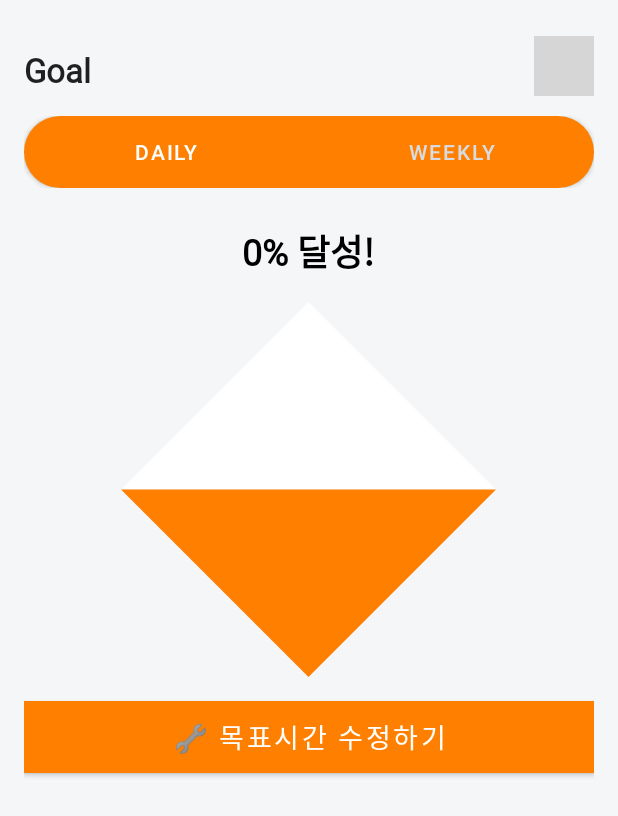
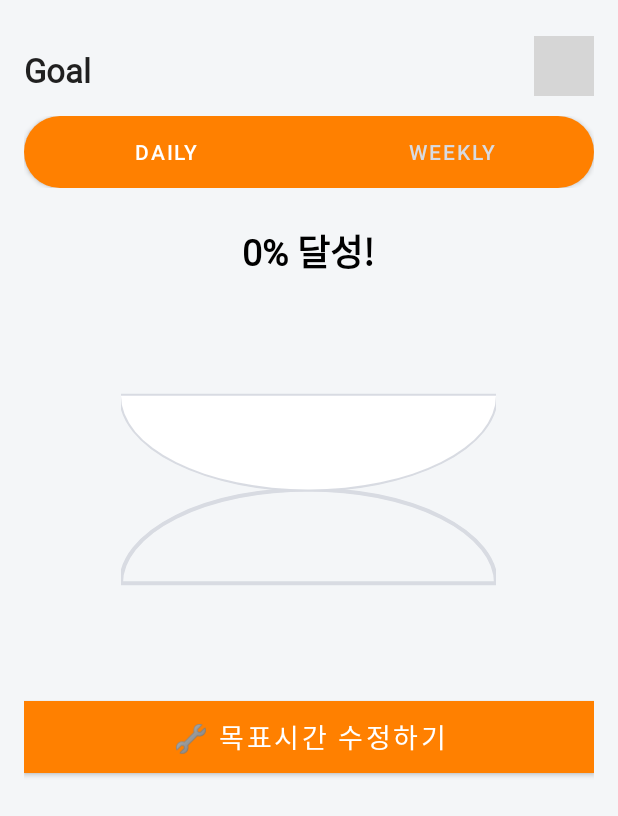
Before and after one commit to ke-kim/SWU-GURU2-17, an Android app: the GoalActivity screen opened directly, with no data from a screen before it, on a phone screen of 412 x 824 dp. Shown: the top 816 px of the screen. Run offline under Robolectric (Android 15) with nearby library versions, the phone set to English and light mode, and no system bars; grey boxes are pictures that could not be loaded.

Commit message:
Update: 목표 화면의 모래시계 모양 수정

```diff
--- a/app/src/main/java/com/example/calendartest3/HourglassView.kt
+++ b/app/src/main/java/com/example/calendartest3/HourglassView.kt
@@ -1,55 +1,7 @@
-//package com.example.swu_guru2_17
-//
-//import android.content.Context
-//import android.graphics.Canvas
-//import android.graphics.Paint
-//import android.util.AttributeSet
-//import android.view.View
-//import androidx.core.content.ContextCompat
-//
-//class HourglassView @JvmOverloads constructor(
-//    context: Context, attrs: AttributeSet? = null
-//) : View(context, attrs) {
-//
-//    private val paintFilled = Paint().apply {
-//        color = ContextCompat.getColor(context, R.color.orange_1) // 목표 달성률 색상
-//        style = Paint.Style.FILL
-//        isAntiAlias = true
-//    }
-//
-//    private val paintEmpty = Paint().apply {
-//        color = ContextCompat.getColor(context, android.R.color.white)
-//        style = Paint.Style.FILL
-//        isAntiAlias = true
-//    }
-//
-//    private var progress: Float = 0.0f // 0 ~ 1 (달성률)
-//
-//    override fun onDraw(canvas: Canvas) {
-//        super.onDraw(canvas)
-//
-//        val width = width.toFloat()
-//        val height = height.toFloat()
-//
-//        // 상단 빈 부분 (달성되지 않은 영역)
-//        canvas.drawArc(0f, 0f, width, height / 2, 0f, 180f, true, paintEmpty)
-//
-//        // 하단 채워진 부분 (달성된 영역)
-//        val filledHeight = (height / 2) * progress
-//        canvas.drawArc(0f, height / 2 - filledHeight, width, height, 0f, 180f, true, paintFilled)
-//    }
-//
-//    fun setProgress(value: Float) {
-//        progress = value
-//        invalidate()
-//    }
-//}
 package com.example.swu_guru2_17
 
 import android.content.Context
-import android.graphics.Canvas
-import android.graphics.Paint
-import android.graphics.Path
+import android.graphics.*
 import android.util.AttributeSet
 import android.view.View
 import androidx.core.content.ContextCompat
@@ -59,18 +11,25 @@ class HourglassView @JvmOverloads constructor(
 ) : View(context, attrs) {
 
     private val paintFilled = Paint().apply {
-        color = ContextCompat.getColor(context, R.color.orange_1) // 목표 달성률 색상
+        color = ContextCompat.getColor(context, R.color.orange_5) // 하단 반원 색상을 orange_5로 변경
         style = Paint.Style.FILL
         isAntiAlias = true
     }
 
     private val paintEmpty = Paint().apply {
-        color = ContextCompat.getColor(context, android.R.color.white)
+        color = ContextCompat.getColor(context, android.R.color.white) // 빈 공간 색상
         style = Paint.Style.FILL
         isAntiAlias = true
     }
 
-    private var progress: Float = 0.0f // 0 ~ 1 (달성률)
+    private val paintOutline = Paint().apply {
+        color = ContextCompat.getColor(context, R.color.gray_3) // 외곽선 색상
+        style = Paint.Style.STROKE
+        strokeWidth = 4f
+        isAntiAlias = true
+    }
+
+    private var progress: Float = 0.0f // 0 ~ 1 (모래 채움 퍼센트)
 
     override fun onDraw(canvas: Canvas) {
         super.onDraw(canvas)
@@ -79,25 +38,24 @@ class HourglassView @JvmOverloads constructor(
         val height = height.toFloat()
         val centerX = width / 2
         val centerY = height / 2
-        val radius = width / 2
 
-        val pathTop = Path()
-        val pathBottom = Path()
+        val rectTop = RectF(0f, 0f, width, centerY)
+        val rectBottom = RectF(0f, centerY, width, height)
 
-        // 상단 빈 부분 (비어있는 부분)
-        pathTop.moveTo(centerX, 0f)
-        pathTop.lineTo(0f, centerY)
-        pathTop.lineTo(width, centerY)
-        pathTop.close()
-        canvas.drawPath(pathTop, paintEmpty)
+        // 1. 외곽선 그리기 (모래시계 형태)
+        canvas.drawArc(rectTop, 0f, 180f, true, paintOutline)  // 상단 반원
+        canvas.drawArc(rectBottom, 180f, 180f, true, paintOutline)  // 하단 반원
 
-        // 하단 채워진 부분 (달성된 부분)
-        val filledHeight = centerY * progress
-        pathBottom.moveTo(centerX, height)
-        pathBottom.lineTo(0f, centerY + filledHeight)
-        pathBottom.lineTo(width, centerY + filledHeight)
-        pathBottom.close()
-        canvas.drawPath(pathBottom, paintFilled)
+        // 2. 상단 빈 공간 (반 원)
+        canvas.drawArc(rectTop, 0f, 180f, true, paintEmpty)
+
+        // 3. 하단 모래 채워지는 부분 (progress 값에 따라 변동)
+        val filledHeight = centerY * progress  // 모래 채워지는 높이 조정
+        val filledRectBottom = RectF(
+            0f, centerY + (centerY - filledHeight), // 상단이 맞물리도록 보정
+            width, height
+        )
+        canvas.drawArc(filledRectBottom, 180f, 180f, true, paintFilled) // paintFilled` 색상 적용
     }
 
     fun setProgress(value: Float) {
```
